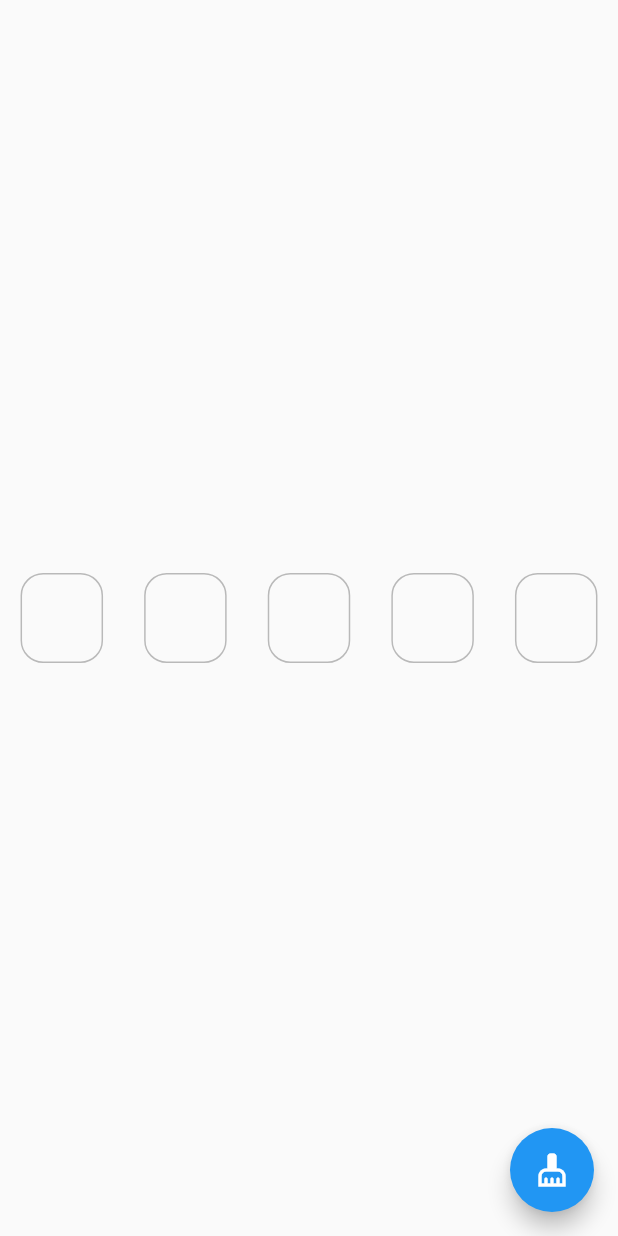
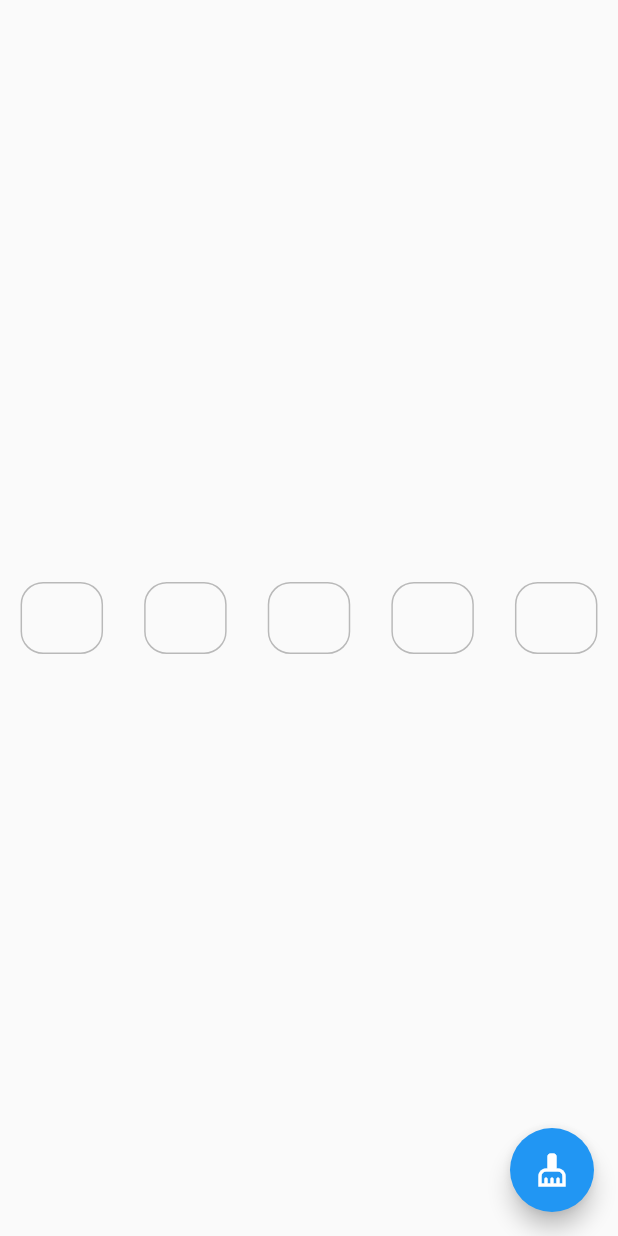
Before and after one commit to iamvivekkaushik/OTPTextField, a Flutter app: the screen it shows after launch, on a phone screen of 412 x 824 dp. Run offline on Flutter 3.47's test engine with Material 2 defaults, Android fonts, the phone set to English and light mode, and no system bars.

Commit message:
add some padding

```diff
--- a/lib/otp_field.dart
+++ b/lib/otp_field.dart
@@ -163,6 +163,7 @@ class _OTPTextFieldState extends State<OTPTextField> {
         decoration: InputDecoration(
           isDense: widget.isDense,
           counterText: "",
+          contentPadding: EdgeInsets.all(2),
           border: _getBorder(_otpFieldStyle.borderColor),
           focusedBorder: _getBorder(_otpFieldStyle.focusBorderColor),
           enabledBorder: _getBorder(_otpFieldStyle.enabledBorderColor),
```
